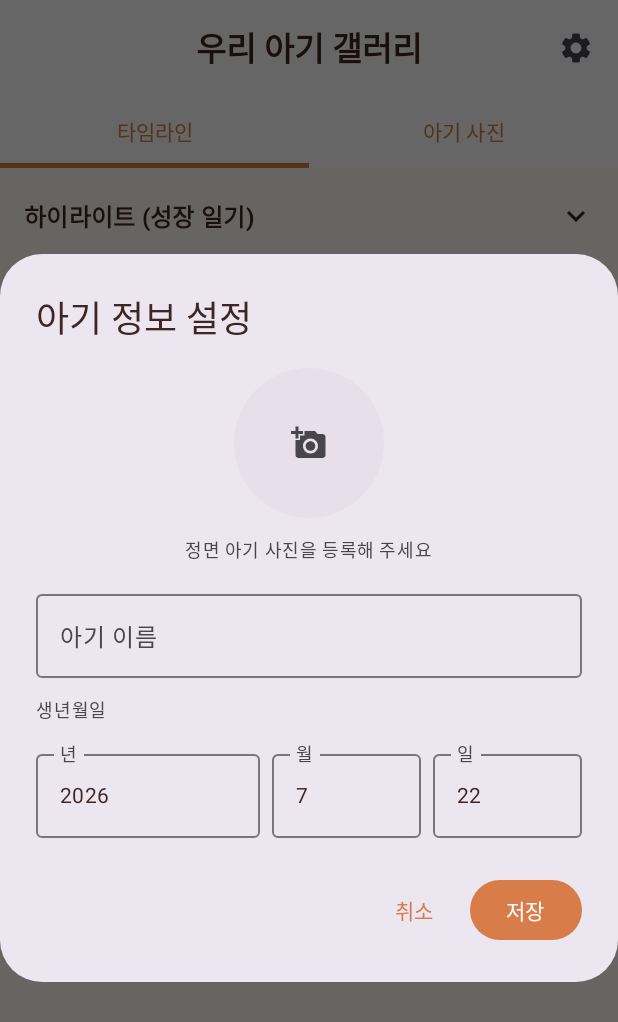
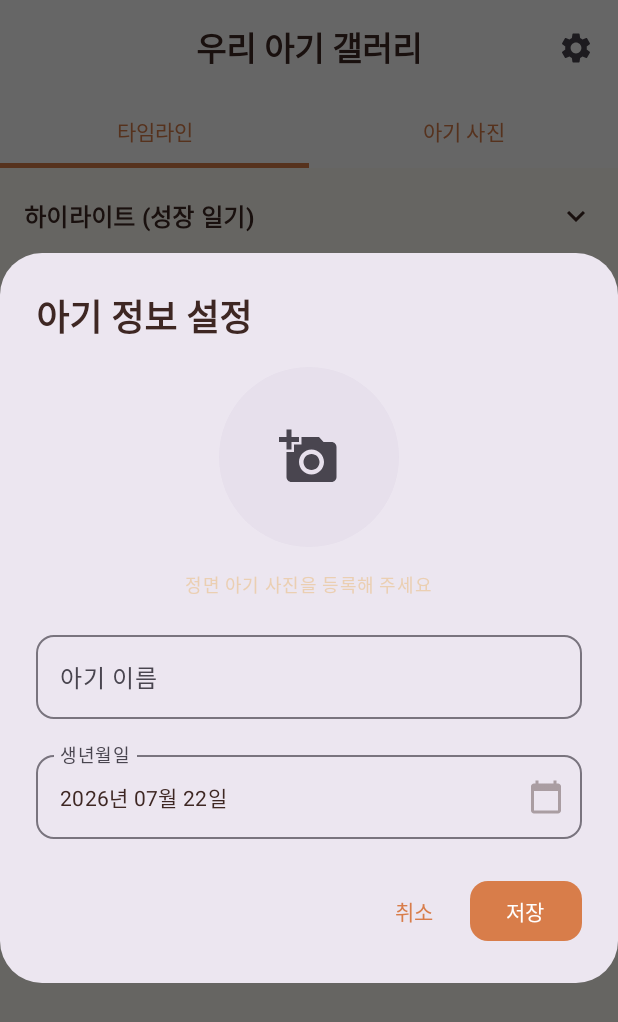
Before and after one commit to Hwang-Sungmin/Haru-i, an Android app built with Jetpack Compose: the screen it shows after launch (MainActivity), after a tap on "설정", on a phone screen of 412 x 824 dp. Shown: the top 1022 px of the screen. Run offline under Robolectric (Android 15) with nearby library versions, the light colour scheme and no system bars; our stand-ins replace Room's generated code; libraries missing offline, so code that uses them is left out: com.google.mlkit.vision, kotlinx.coroutines.tasks; pictures from the network do not load; 1 other tap on this screen came first.

Commit message:
refactor: 불필요 ui 삭제

```diff
--- a/app/src/main/java/com/sungmin/haru_i/ui/gallery/GalleryScreen.kt
+++ b/app/src/main/java/com/sungmin/haru_i/ui/gallery/GalleryScreen.kt
@@ -140,10 +140,12 @@ fun GalleryScreen(
         Box(modifier = Modifier.fillMaxSize().padding(paddingValues)) {
             if (showSettingsDialog) {
                 val currentInfo = (uiState as? GalleryUiState.Success)?.babyInfo ?: BabyInfo()
+                val allPhotos = (uiState as? GalleryUiState.Success)?.allPhotos ?: emptyList()
                 BabySettingsDialog(
                     initialName = currentInfo.name,
                     initialBirthday = currentInfo.birthday,
                     initialPhotoUri = currentInfo.referencePhotoUri,
+                    allPhotos = allPhotos,
                     onDismiss = { showSettingsDialog = false },
                     onSave = { name, birthday, photoUri ->
                         viewModel.updateBabyInfo(name, birthday, photoUri, context)
@@ -291,31 +293,181 @@ fun BabyInfoBanner(babyInfo: BabyInfo) {
     }
 }
 
+@OptIn(ExperimentalMaterial3Api::class)
 @Composable
-fun BabySettingsDialog(initialName: String, initialBirthday: Long, initialPhotoUri: String?, onDismiss: () -> Unit, onSave: (String, Long, Uri?) -> Unit) {
+fun BabySettingsDialog(
+    initialName: String,
+    initialBirthday: Long,
+    initialPhotoUri: String?,
+    allPhotos: List<Photo>,
+    onDismiss: () -> Unit,
+    onSave: (String, Long, Uri?) -> Unit
+) {
     var name by remember { mutableStateOf(initialName) }
     var selectedPhotoUri by remember { mutableStateOf<Uri?>(initialPhotoUri?.let { Uri.parse(it) }) }
-    val photoPickerLauncher = rememberLauncherForActivityResult(contract = ActivityResultContracts.PickVisualMedia()) { uri -> if (uri != null) selectedPhotoUri = uri }
-    val cal = Calendar.getInstance().apply { if (initialBirthday > 0) timeInMillis = initialBirthday }
-    var year by remember { mutableStateOf(cal.get(Calendar.YEAR).toString()) }
-    var month by remember { mutableStateOf((cal.get(Calendar.MONTH) + 1).toString()) }
-    var day by remember { mutableStateOf(cal.get(Calendar.DAY_OF_MONTH).toString()) }
+    var showPhotoPicker by remember { mutableStateOf(false) }
+
+    val datePickerState = rememberDatePickerState(
+        initialSelectedDateMillis = if (initialBirthday > 0) initialBirthday else System.currentTimeMillis()
+    )
+    var showDatePicker by remember { mutableStateOf(false) }
+
+    if (showPhotoPicker) {
+        InternalPhotoPicker(
+            photos = allPhotos,
+            onPhotoSelected = {
+                selectedPhotoUri = it.uri
+                showPhotoPicker = false
+            },
+            onDismiss = { showPhotoPicker = false }
+        )
+    }
+
+    if (showDatePicker) {
+        DatePickerDialog(
+            onDismissRequest = { showDatePicker = false },
+            confirmButton = {
+                TextButton(onClick = { showDatePicker = false }) { Text("확인") }
+            },
+            dismissButton = {
+                TextButton(onClick = { showDatePicker = false }) { Text("취소") }
+            }
+        ) {
+            DatePicker(state = datePickerState)
+        }
+    }
+
     AlertDialog(
-        onDismissRequest = onDismiss, title = { Text("아기 정보 설정") },
+        onDismissRequest = onDismiss,
+        title = { Text("아기 정보 설정", fontWeight = FontWeight.Bold) },
         text = {
-            Column(verticalArrangement = Arrangement.spacedBy(12.dp)) {
-                Box(modifier = Modifier.size(100.dp).align(Alignment.CenterHorizontally).clip(CircleShape).background(MaterialTheme.colorScheme.surfaceVariant).clickable { photoPickerLauncher.launch(PickVisualMediaRequest(ActivityResultContracts.PickVisualMedia.ImageOnly)) }, contentAlignment = Alignment.Center) {
-                    if (selectedPhotoUri != null) AsyncImage(model = selectedPhotoUri, contentDescription = null, modifier = Modifier.fillMaxSize(), contentScale = ContentScale.Crop)
-                    else Icon(Icons.Default.AddAPhoto, null, tint = MaterialTheme.colorScheme.onSurfaceVariant)
+            Column(
+                verticalArrangement = Arrangement.spacedBy(16.dp),
+                horizontalAlignment = Alignment.CenterHorizontally
+            ) {
+                Box(
+                    modifier = Modifier
+                        .size(120.dp)
+                        .clip(CircleShape)
+                        .background(MaterialTheme.colorScheme.surfaceVariant)
+                        .clickable { showPhotoPicker = true },
+                    contentAlignment = Alignment.Center
+                ) {
+                    if (selectedPhotoUri != null) {
+                        AsyncImage(
+                            model = selectedPhotoUri,
+                            contentDescription = null,
+                            modifier = Modifier.fillMaxSize(),
+                            contentScale = ContentScale.Crop
+                        )
+                    } else {
+                        Icon(
+                            Icons.Default.AddAPhoto,
+                            contentDescription = null,
+                            modifier = Modifier.size(40.dp),
+                            tint = MaterialTheme.colorScheme.onSurfaceVariant
+                        )
+                    }
                 }
-                Text("정면 아기 사진을 등록해 주세요", style = MaterialTheme.typography.bodySmall, modifier = Modifier.align(Alignment.CenterHorizontally))
-                OutlinedTextField(value = name, onValueChange = { name = it }, label = { Text("아기 이름") }, modifier = Modifier.fillMaxWidth())
-                Text("생년월일", style = MaterialTheme.typography.labelMedium); Row(horizontalArrangement = Arrangement.spacedBy(8.dp)) { OutlinedTextField(value = year, onValueChange = { year = it }, label = { Text("년") }, modifier = Modifier.weight(1.5f)); OutlinedTextField(value = month, onValueChange = { month = it }, label = { Text("월") }, modifier = Modifier.weight(1f)); OutlinedTextField(value = day, onValueChange = { day = it }, label = { Text("일") }, modifier = Modifier.weight(1f)) }
+
+                Text(
+                    "정면 아기 사진을 등록해 주세요",
+                    style = MaterialTheme.typography.bodySmall,
+                    color = MaterialTheme.colorScheme.secondary
+                )
+
+                OutlinedTextField(
+                    value = name,
+                    onValueChange = { name = it },
+                    label = { Text("아기 이름") },
+                    modifier = Modifier.fillMaxWidth(),
+                    shape = RoundedCornerShape(12.dp)
+                )
+
+                OutlinedTextField(
+                    value = datePickerState.selectedDateMillis?.let { DateUtils.formatDate(it) } ?: "",
+                    onValueChange = {},
+                    label = { Text("생년월일") },
+                    modifier = Modifier
+                        .fillMaxWidth()
+                        .clickable { showDatePicker = true },
+                    enabled = false,
+                    colors = OutlinedTextFieldDefaults.colors(
+                        disabledTextColor = MaterialTheme.colorScheme.onSurface,
+                        disabledBorderColor = MaterialTheme.colorScheme.outline,
+                        disabledLabelColor = MaterialTheme.colorScheme.onSurfaceVariant
+                    ),
+                    shape = RoundedCornerShape(12.dp),
+                    trailingIcon = { Icon(Icons.Default.CalendarToday, null) }
+                )
             }
         },
-        confirmButton = { Button(onClick = { val newCal = Calendar.getInstance().apply { set(year.toIntOrNull() ?: 2024, (month.toIntOrNull() ?: 1) - 1, day.toIntOrNull() ?: 1) }; onSave(name, newCal.timeInMillis, selectedPhotoUri) }) { Text("저장") } },
-        dismissButton = { TextButton(onClick = onDismiss) { Text("취소") } }
+        confirmButton = {
+            Button(
+                onClick = {
+                    onSave(name, datePickerState.selectedDateMillis ?: 0L, selectedPhotoUri)
+                },
+                shape = RoundedCornerShape(12.dp)
+            ) {
+                Text("저장")
+            }
+        },
+        dismissButton = {
+            TextButton(onClick = onDismiss) {
+                Text("취소")
+            }
+        }
     )
+}
+
+@OptIn(ExperimentalMaterial3Api::class)
+@Composable
+fun InternalPhotoPicker(
+    photos: List<Photo>,
+    onPhotoSelected: (Photo) -> Unit,
+    onDismiss: () -> Unit
+) {
+    Dialog(
+        onDismissRequest = onDismiss,
+        properties = DialogProperties(usePlatformDefaultWidth = false)
+    ) {
+        Scaffold(
+            topBar = {
+                CenterAlignedTopAppBar(
+                    title = { Text("사진 선택", fontWeight = FontWeight.Bold) },
+                    navigationIcon = {
+                        IconButton(onClick = onDismiss) {
+                            Icon(Icons.Default.ArrowBack, contentDescription = "뒤로가기")
+                        }
+                    }
+                )
+            }
+        ) { padding ->
+            LazyVerticalGrid(
+                columns = GridCells.Fixed(3),
+                modifier = Modifier
+                    .fillMaxSize()
+                    .padding(padding),
+                contentPadding = PaddingValues(2.dp),
+                horizontalArrangement = Arrangement.spacedBy(2.dp),
+                verticalArrangement = Arrangement.spacedBy(2.dp)
+            ) {
+                items(photos, key = { it.id }) { photo ->
+                    AsyncImage(
+                        model = ImageRequest.Builder(LocalContext.current)
+                            .data(photo.uri)
+                            .crossfade(true)
+                            .build(),
+                        contentDescription = null,
+                        modifier = Modifier
+                            .aspectRatio(1f)
+                            .clickable { onPhotoSelected(photo) },
+                        contentScale = ContentScale.Crop
+                    )
+                }
+            }
+        }
+    }
 }
 
 @Composable
```
